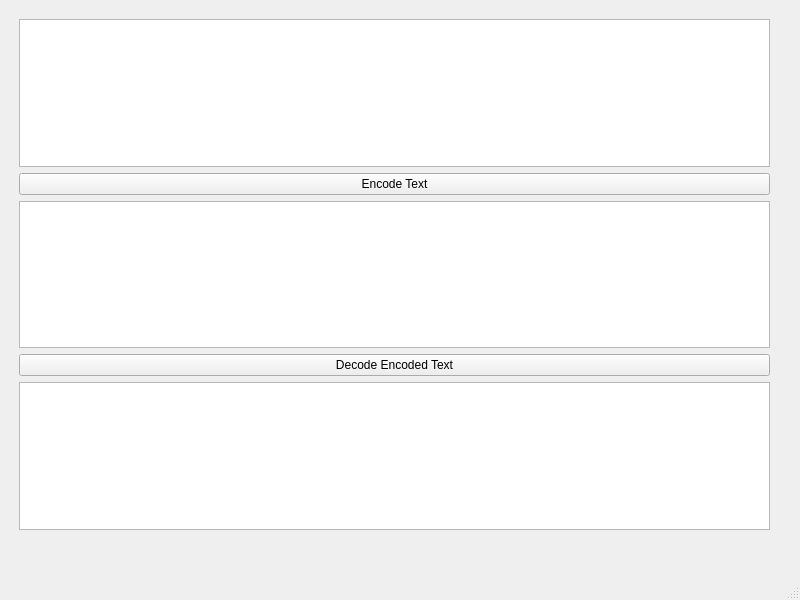
Before: the Qt Designer form Encoder_Decoder/mainwindow.ui in dsamt/Encoder_Decoder_Qt, drawn with Qt 5.
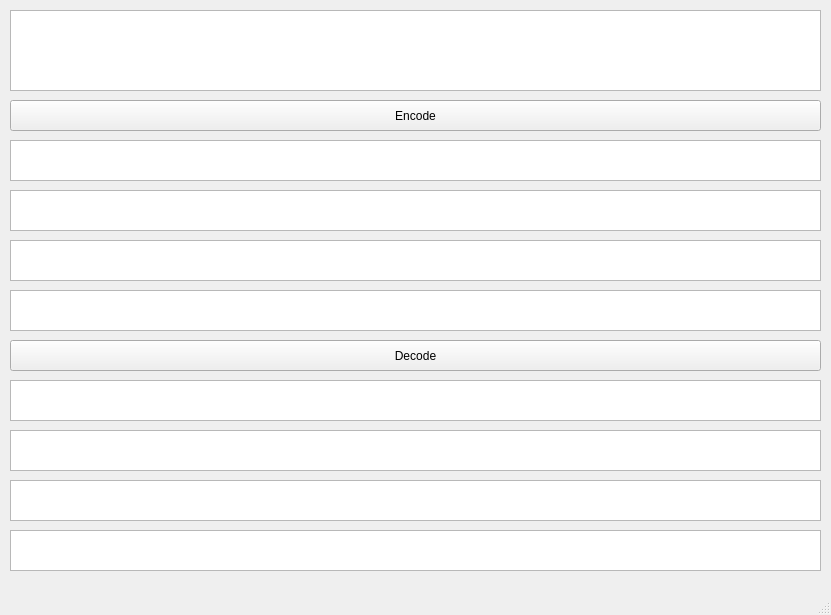
After: the same form once the commit is applied.

```diff
--- a/Encoder_Decoder/mainwindow.ui
+++ b/Encoder_Decoder/mainwindow.ui
@@ -6,48 +6,129 @@
    <rect>
     <x>0</x>
     <y>0</y>
-    <width>800</width>
-    <height>600</height>
+    <width>831</width>
+    <height>615</height>
    </rect>
   </property>
   <property name="windowTitle">
    <string>MainWindow</string>
   </property>
   <widget class="QWidget" name="centralwidget">
-   <widget class="QWidget" name="verticalLayoutWidget">
+   <widget class="QTextEdit" name="textEdit">
     <property name="geometry">
      <rect>
-      <x>19</x>
-      <y>19</y>
-      <width>751</width>
-      <height>511</height>
+      <x>10</x>
+      <y>10</y>
+      <width>811</width>
+      <height>81</height>
      </rect>
     </property>
-    <layout class="QVBoxLayout" name="verticalLayout">
-     <item>
-      <widget class="QTextEdit" name="textEdit"/>
-     </item>
-     <item>
-      <widget class="QPushButton" name="encodeButton">
-       <property name="text">
-        <string>Encode Text</string>
-       </property>
-      </widget>
-     </item>
-     <item>
-      <widget class="QTextEdit" name="textEdit_2"/>
-     </item>
-     <item>
-      <widget class="QPushButton" name="decodeButton">
-       <property name="text">
-        <string>Decode Encoded Text</string>
-       </property>
-      </widget>
-     </item>
-     <item>
-      <widget class="QTextEdit" name="textEdit_3"/>
-     </item>
-    </layout>
+   </widget>
+   <widget class="QPushButton" name="encodeButton">
+    <property name="geometry">
+     <rect>
+      <x>10</x>
+      <y>100</y>
+      <width>811</width>
+      <height>31</height>
+     </rect>
+    </property>
+    <property name="text">
+     <string>Encode</string>
+    </property>
+   </widget>
+   <widget class="QTextEdit" name="textEdit_2">
+    <property name="geometry">
+     <rect>
+      <x>10</x>
+      <y>140</y>
+      <width>811</width>
+      <height>41</height>
+     </rect>
+    </property>
+   </widget>
+   <widget class="QTextEdit" name="textEdit_3">
+    <property name="geometry">
+     <rect>
+      <x>10</x>
+      <y>190</y>
+      <width>811</width>
+      <height>41</height>
+     </rect>
+    </property>
+   </widget>
+   <widget class="QTextEdit" name="textEdit_4">
+    <property name="geometry">
+     <rect>
+      <x>10</x>
+      <y>240</y>
+      <width>811</width>
+      <height>41</height>
+     </rect>
+    </property>
+   </widget>
+   <widget class="QTextEdit" name="textEdit_5">
+    <property name="geometry">
+     <rect>
+      <x>10</x>
+      <y>290</y>
+      <width>811</width>
+      <height>41</height>
+     </rect>
+    </property>
+   </widget>
+   <widget class="QPushButton" name="decodeButton">
+    <property name="geometry">
+     <rect>
+      <x>10</x>
+      <y>340</y>
+      <width>811</width>
+      <height>31</height>
+     </rect>
+    </property>
+    <property name="text">
+     <string>Decode</string>
+    </property>
+   </widget>
+   <widget class="QTextEdit" name="textEdit_6">
+    <property name="geometry">
+     <rect>
+      <x>10</x>
+      <y>380</y>
+      <width>811</width>
+      <height>41</height>
+     </rect>
+    </property>
+   </widget>
+   <widget class="QTextEdit" name="textEdit_7">
+    <property name="geometry">
+     <rect>
+      <x>10</x>
+      <y>430</y>
+      <width>811</width>
+      <height>41</height>
+     </rect>
+    </property>
+   </widget>
+   <widget class="QTextEdit" name="textEdit_8">
+    <property name="geometry">
+     <rect>
+      <x>10</x>
+      <y>480</y>
+      <width>811</width>
+      <height>41</height>
+     </rect>
+    </property>
+   </widget>
+   <widget class="QTextEdit" name="textEdit_9">
+    <property name="geometry">
+     <rect>
+      <x>10</x>
+      <y>530</y>
+      <width>811</width>
+      <height>41</height>
+     </rect>
+    </property>
    </widget>
   </widget>
   <widget class="QMenuBar" name="menubar">
```
Left out of the diff: 2 changed lines with no effect on the pictures.
